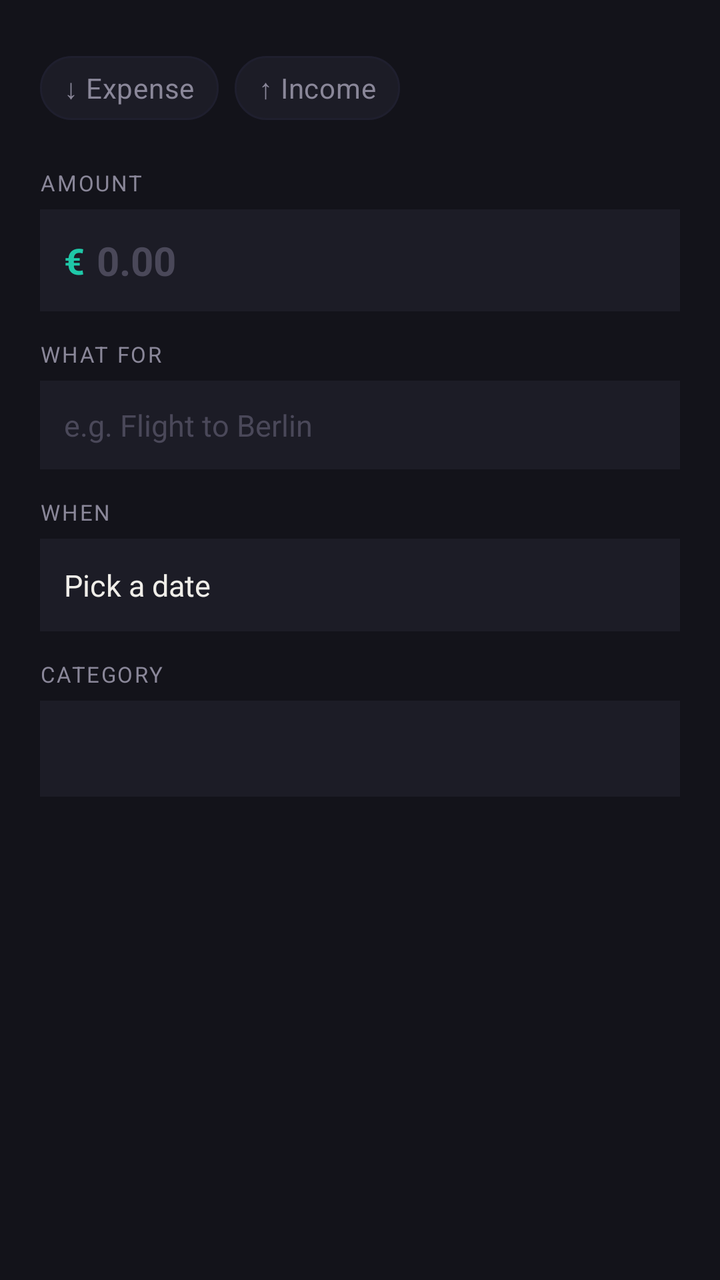
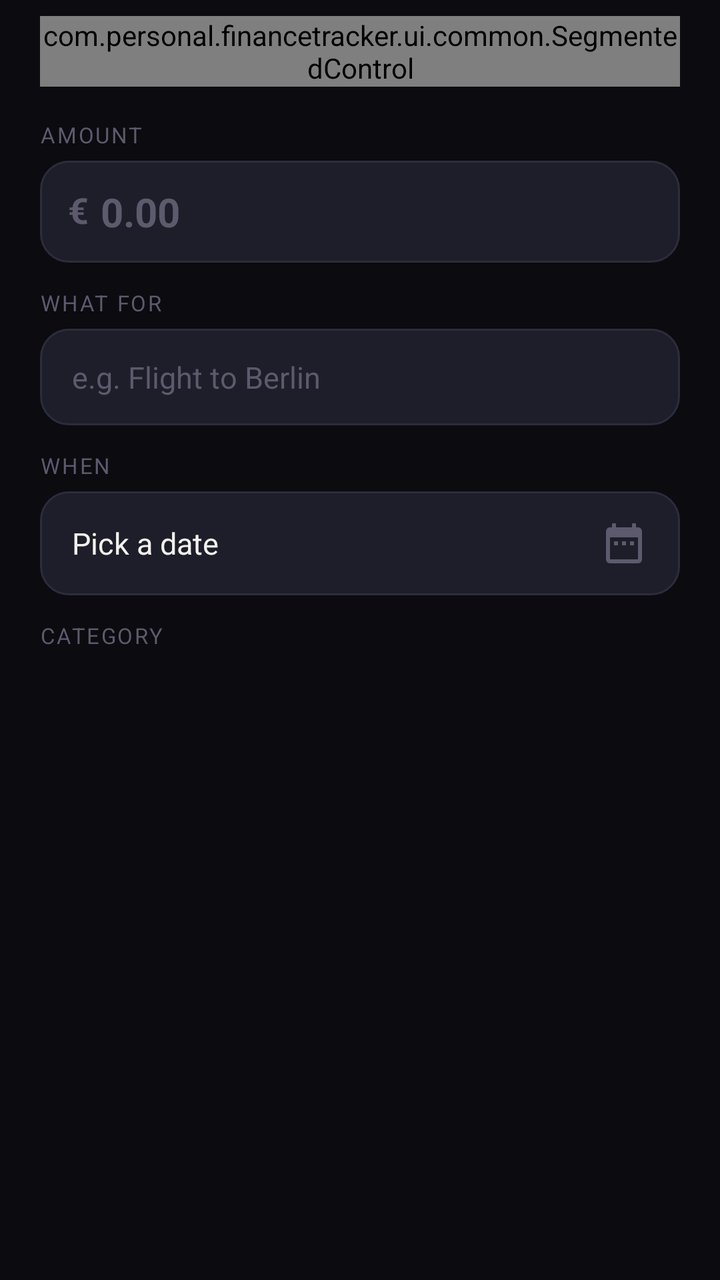

The first picture is an Android layout as it rendered before a commit; the second is the same layout after the commit. The layout source and the unified diff follow.
<!-- AndroidManifest.xml: application theme Theme.FinanceTracker -->
<!-- res/layout/dialog_add_planned.xml -->
<?xml version="1.0" encoding="utf-8"?>
<ScrollView xmlns:android="http://schemas.android.com/apk/res/android"
    xmlns:app="http://schemas.android.com/apk/res-auto"
    android:layout_width="match_parent"
    android:layout_height="wrap_content"
    android:background="@color/bg_card">

    <LinearLayout android:layout_width="match_parent" android:layout_height="wrap_content"
        android:orientation="vertical" android:padding="20dp">

        
        <com.google.android.material.chip.ChipGroup
            android:id="@+id/chip_group_type"
            android:layout_width="wrap_content" android:layout_height="wrap_content"
            app:singleSelection="true" app:selectionRequired="true"
            android:layout_marginBottom="16dp">
            <com.google.android.material.chip.Chip android:id="@+id/chip_expense"
                android:layout_width="wrap_content" android:layout_height="wrap_content"
                android:text="↓ Expense" style="@style/Widget.MaterialComponents.Chip.Filter"
                android:textColor="@color/text_secondary" app:chipBackgroundColor="@color/bg_elevated"
                app:chipStrokeColor="@color/border" app:chipStrokeWidth="1dp"/>
            <com.google.android.material.chip.Chip android:id="@+id/chip_income"
                android:layout_width="wrap_content" android:layout_height="wrap_content"
                android:text="↑ Income" style="@style/Widget.MaterialComponents.Chip.Filter"
                android:textColor="@color/text_secondary" app:chipBackgroundColor="@color/bg_elevated"
                app:chipStrokeColor="@color/border" app:chipStrokeWidth="1dp"/>
        </com.google.android.material.chip.ChipGroup>

        <TextView android:layout_width="wrap_content" android:layout_height="wrap_content"
            android:text="AMOUNT" android:textColor="@color/text_secondary"
            android:textSize="11sp" android:letterSpacing="0.08" android:layout_marginBottom="6dp"/>
        <LinearLayout android:layout_width="match_parent" android:layout_height="wrap_content"
            android:orientation="horizontal" android:gravity="center_vertical"
            android:background="@color/bg_elevated" android:paddingHorizontal="12dp"
            android:layout_marginBottom="14dp">
            <TextView android:layout_width="wrap_content" android:layout_height="wrap_content"
                android:text="€" android:textColor="@color/accent" android:textSize="18sp"
                android:textStyle="bold" android:layout_marginEnd="6dp"/>
            <EditText android:id="@+id/et_amount"
                android:layout_width="0dp" android:layout_height="wrap_content" android:layout_weight="1"
                android:inputType="numberDecimal" android:hint="0.00"
                android:textColorHint="@color/text_muted" android:textColor="@color/text_primary"
                android:textSize="20sp" android:textStyle="bold" android:background="@null"
                android:paddingVertical="12dp"/>
        </LinearLayout>

        <TextView android:layout_width="wrap_content" android:layout_height="wrap_content"
            android:text="WHAT FOR" android:textColor="@color/text_secondary"
            android:textSize="11sp" android:letterSpacing="0.08" android:layout_marginBottom="6dp"/>
        <EditText android:id="@+id/et_note"
            android:layout_width="match_parent" android:layout_height="wrap_content"
            android:hint="e.g. Flight to Berlin" android:textColorHint="@color/text_muted"
            android:textColor="@color/text_primary" android:textSize="15sp"
            android:background="@color/bg_elevated" android:paddingHorizontal="12dp"
            android:paddingVertical="12dp" android:maxLines="1" android:layout_marginBottom="14dp"/>

        <TextView android:layout_width="wrap_content" android:layout_height="wrap_content"
            android:text="WHEN" android:textColor="@color/text_secondary"
            android:textSize="11sp" android:letterSpacing="0.08" android:layout_marginBottom="6dp"/>
        <TextView android:id="@+id/tv_date"
            android:layout_width="match_parent" android:layout_height="wrap_content"
            android:text="Pick a date" android:textColor="@color/text_primary" android:textSize="15sp"
            android:background="@color/bg_elevated" android:paddingHorizontal="12dp"
            android:paddingVertical="13dp" android:layout_marginBottom="14dp"/>

        <TextView android:layout_width="wrap_content" android:layout_height="wrap_content"
            android:text="CATEGORY" android:textColor="@color/text_secondary"
            android:textSize="11sp" android:letterSpacing="0.08" android:layout_marginBottom="6dp"/>
        <Spinner android:id="@+id/spinner_category"
            android:layout_width="match_parent" android:layout_height="wrap_content"
            android:background="@color/bg_elevated" android:paddingHorizontal="8dp"
            android:paddingVertical="8dp" android:minHeight="48dp"
            android:popupBackground="@color/bg_elevated"/>

    </LinearLayout>
</ScrollView>
<!-- resources referenced by this layout -->
<resources>
  <color name="bg_card">#13131A</color>
  <color name="bg_elevated">#1C1C26</color>
  <color name="border">#1F1F2E</color>
  <color name="text_muted">#4A4859</color>
  <color name="text_primary">#F0EEE9</color>
  <color name="text_secondary">#8A8799</color>
  <style name="Theme.FinanceTracker" parent="Theme.MaterialComponents.DayNight.NoActionBar">
          <item name="colorPrimary">@color/accent</item>
          <item name="colorPrimaryVariant">@color/accent_dark</item>
          <item name="colorOnPrimary">@color/on_accent</item>
          <item name="colorSecondary">@color/income</item>
          <item name="colorOnSecondary">@color/black</item>
          <item name="colorSurface">@color/bg_card</item>
          <item name="colorOnSurface">@color/text_primary</item>
          <item name="android:colorBackground">@color/bg</item>
          <item name="android:windowBackground">@color/bg</item>
          <item name="android:statusBarColor">@color/bg</item>
          <item name="android:navigationBarColor">@color/bg_card</item>
          <item name="android:textColorPrimary">@color/text_primary</item>
          <item name="android:textColorSecondary">@color/text_secondary</item>
  
          
          <item name="alertDialogTheme">@style/FinanceDialog</item>
          <item name="android:alertDialogTheme">@style/FinanceDialog</item>
          <item name="android:datePickerDialogTheme">@style/FinanceDatePicker</item>
      </style>
  <color name="bg">#0A0A0F</color>
  <!-- drawable dialog_bg (drawable) -->
  <?xml version="1.0" encoding="utf-8"?>
  <shape xmlns:android="http://schemas.android.com/apk/res/android" android:shape="rectangle">
      <corners android:radius="18dp"/>
      <solid android:color="@color/bg_card"/>
      <stroke android:width="1dp" android:color="@color/border_light"/>
  </shape>
  <color name="border_light">#2A2A3A</color>
  <!-- unchanged entries left out for length: 8 -->
</resources>

<!-- the commit's change to res/layout/dialog_add_planned.xml (unified diff, before → after) -->
@@ -2,75 +2,41 @@
 <ScrollView xmlns:android="http://schemas.android.com/apk/res/android"
     xmlns:app="http://schemas.android.com/apk/res-auto"
     android:layout_width="match_parent"
-    android:layout_height="wrap_content"
-    android:background="@color/bg_card">
+    android:layout_height="wrap_content">
 
     <LinearLayout android:layout_width="match_parent" android:layout_height="wrap_content"
-        android:orientation="vertical" android:padding="20dp">
+        android:orientation="vertical" android:paddingHorizontal="20dp" android:paddingTop="8dp" android:paddingBottom="4dp">
 
-        
-        <com.google.android.material.chip.ChipGroup
-            android:id="@+id/chip_group_type"
-            android:layout_width="wrap_content" android:layout_height="wrap_content"
-            app:singleSelection="true" app:selectionRequired="true"
-            android:layout_marginBottom="16dp">
-            <com.google.android.material.chip.Chip android:id="@+id/chip_expense"
-                android:layout_width="wrap_content" android:layout_height="wrap_content"
-                android:text="↓ Expense" style="@style/Widget.MaterialComponents.Chip.Filter"
-                android:textColor="@color/text_secondary" app:chipBackgroundColor="@color/bg_elevated"
-                app:chipStrokeColor="@color/border" app:chipStrokeWidth="1dp"/>
-            <com.google.android.material.chip.Chip android:id="@+id/chip_income"
-                android:layout_width="wrap_content" android:layout_height="wrap_content"
-                android:text="↑ Income" style="@style/Widget.MaterialComponents.Chip.Filter"
-                android:textColor="@color/text_secondary" app:chipBackgroundColor="@color/bg_elevated"
-                app:chipStrokeColor="@color/border" app:chipStrokeWidth="1dp"/>
-        </com.google.android.material.chip.ChipGroup>
+        <com.personal.financetracker.ui.common.SegmentedControl android:id="@+id/seg_type"
+            android:layout_width="match_parent" android:layout_height="wrap_content"
+            app:segments="Expense|Income" android:layout_marginBottom="18dp"/>
 
-        <TextView android:layout_width="wrap_content" android:layout_height="wrap_content"
-            android:text="AMOUNT" android:textColor="@color/text_secondary"
-            android:textSize="11sp" android:letterSpacing="0.08" android:layout_marginBottom="6dp"/>
+        <TextView style="@style/Text.Overline" android:layout_width="wrap_content" android:layout_height="wrap_content" android:text="@string/amount"/>
         <LinearLayout android:layout_width="match_parent" android:layout_height="wrap_content"
-            android:orientation="horizontal" android:gravity="center_vertical"
-            android:background="@color/bg_elevated" android:paddingHorizontal="12dp"
-            android:layout_marginBottom="14dp">
-            <TextView android:layout_width="wrap_content" android:layout_height="wrap_content"
-                android:text="€" android:textColor="@color/accent" android:textSize="18sp"
-                android:textStyle="bold" android:layout_marginEnd="6dp"/>
-            <EditText android:id="@+id/et_amount"
-                android:layout_width="0dp" android:layout_height="wrap_content" android:layout_weight="1"
-                android:inputType="numberDecimal" android:hint="0.00"
-                android:textColorHint="@color/text_muted" android:textColor="@color/text_primary"
-                android:textSize="20sp" android:textStyle="bold" android:background="@null"
-                android:paddingVertical="12dp"/>
+            android:orientation="horizontal" android:gravity="center_vertical" android:background="@drawable/input_bg"
+            android:paddingHorizontal="14dp" android:layout_marginTop="6dp" android:layout_marginBottom="14dp">
+            <TextView style="@style/Text.BodyBold" android:layout_width="wrap_content" android:layout_height="wrap_content"
+                android:text="€" android:textColor="@color/text_muted" android:textSize="18sp" android:layout_marginEnd="6dp"/>
+            <EditText android:id="@+id/et_amount" android:layout_width="0dp" android:layout_height="wrap_content" android:layout_weight="1"
+                android:inputType="numberDecimal" android:hint="0.00" android:textColorHint="@color/text_muted"
+                android:textColor="@color/text_primary" android:textSize="20sp" android:textStyle="bold" android:background="@null"
+                android:paddingVertical="12dp" android:maxLines="1"/>
         </LinearLayout>
 
-        <TextView android:layout_width="wrap_content" android:layout_height="wrap_content"
-            android:text="WHAT FOR" android:textColor="@color/text_secondary"
-            android:textSize="11sp" android:letterSpacing="0.08" android:layout_marginBottom="6dp"/>
-        <EditText android:id="@+id/et_note"
-            android:layout_width="match_parent" android:layout_height="wrap_content"
-            android:hint="e.g. Flight to Berlin" android:textColorHint="@color/text_muted"
-            android:textColor="@color/text_primary" android:textSize="15sp"
-            android:background="@color/bg_elevated" android:paddingHorizontal="12dp"
-            android:paddingVertical="12dp" android:maxLines="1" android:layout_marginBottom="14dp"/>
+        <TextView style="@style/Text.Overline" android:layout_width="wrap_content" android:layout_height="wrap_content" android:text="What for"/>
+        <EditText android:id="@+id/et_note" style="@style/Input" android:layout_width="match_parent" android:layout_height="wrap_content"
+            android:hint="e.g. Flight to Berlin" android:layout_marginTop="6dp" android:layout_marginBottom="14dp"/>
 
-        <TextView android:layout_width="wrap_content" android:layout_height="wrap_content"
-            android:text="WHEN" android:textColor="@color/text_secondary"
-            android:textSize="11sp" android:letterSpacing="0.08" android:layout_marginBottom="6dp"/>
-        <TextView android:id="@+id/tv_date"
-            android:layout_width="match_parent" android:layout_height="wrap_content"
-            android:text="Pick a date" android:textColor="@color/text_primary" android:textSize="15sp"
-            android:background="@color/bg_elevated" android:paddingHorizontal="12dp"
-            android:paddingVertical="13dp" android:layout_marginBottom="14dp"/>
+        <TextView style="@style/Text.Overline" android:layout_width="wrap_content" android:layout_height="wrap_content" android:text="When"/>
+        <TextView android:id="@+id/tv_date" style="@style/Input" android:layout_width="match_parent" android:layout_height="wrap_content"
+            android:text="Pick a date" android:layout_marginTop="6dp" android:layout_marginBottom="14dp"
+            android:drawableEnd="@drawable/ic_calendar" android:drawableTint="@color/text_muted"/>
 
-        <TextView android:layout_width="wrap_content" android:layout_height="wrap_content"
-            android:text="CATEGORY" android:textColor="@color/text_secondary"
-            android:textSize="11sp" android:letterSpacing="0.08" android:layout_marginBottom="6dp"/>
-        <Spinner android:id="@+id/spinner_category"
-            android:layout_width="match_parent" android:layout_height="wrap_content"
-            android:background="@color/bg_elevated" android:paddingHorizontal="8dp"
-            android:paddingVertical="8dp" android:minHeight="48dp"
-            android:popupBackground="@color/bg_elevated"/>
-
+        <TextView style="@style/Text.Overline" android:layout_width="wrap_content" android:layout_height="wrap_content" android:text="@string/category"/>
+        <HorizontalScrollView android:layout_width="match_parent" android:layout_height="wrap_content" android:scrollbars="none" android:layout_marginTop="6dp">
+            <com.google.android.material.chip.ChipGroup android:id="@+id/chip_group_category"
+                android:layout_width="wrap_content" android:layout_height="wrap_content"
+                app:singleLine="true" app:singleSelection="true" app:chipSpacingHorizontal="6dp"/>
+        </HorizontalScrollView>
     </LinearLayout>
 </ScrollView>
<!-- resource entries referenced after the edit -->
@@ -1,11 +1,60 @@
 <!-- resources referenced by this layout -->
 <resources>
-  <color name="bg_card">#13131A</color>
-  <color name="bg_elevated">#1C1C26</color>
-  <color name="border">#1F1F2E</color>
-  <color name="text_muted">#4A4859</color>
-  <color name="text_primary">#F0EEE9</color>
-  <color name="text_secondary">#8A8799</color>
+  <color name="bg_card">#15151D</color>
+  <color name="expense">#FF5C7A</color>
+  <color name="bg_elevated">#1E1E2A</color>
+  <color name="text_muted">#5C5A6C</color>
+  <color name="text_primary">#F2F1EC</color>
+  <!-- drawable ic_calendar (drawable) -->
+  <?xml version="1.0" encoding="utf-8"?>
+  <vector xmlns:android="http://schemas.android.com/apk/res/android"
+      android:width="24dp" android:height="24dp"
+      android:viewportWidth="24" android:viewportHeight="24">
+      <path android:fillColor="#FFFFFFFF" android:pathData="M9,11L7,11v2h2v-2zM13,11h-2v2h2v-2zM17,11h-2v2h2v-2zM19,4h-1L18,2h-2v2L8,4L8,2L6,2v2L5,4c-1.11,0 -1.99,0.9 -1.99,2L3,20c0,1.1 0.89,2 2,2h14c1.1,0 2,-0.9 2,-2L21,6c0,-1.1 -0.9,-2 -2,-2zM19,20L5,20L5,9h14v11z"/>
+  </vector>
+  <!-- drawable input_bg (drawable) -->
+  <?xml version="1.0" encoding="utf-8"?>
+  <shape xmlns:android="http://schemas.android.com/apk/res/android" android:shape="rectangle">
+      <corners android:radius="14dp"/>
+      <solid android:color="@color/bg_elevated"/>
+      <stroke android:width="1dp" android:color="@color/border_light"/>
+  </shape>
+  <string name="amount">Amount</string>
+  <string name="category">Category</string>
+  <style name="Input" parent="Widget.AppCompat.EditText">
+          <item name="android:background">@drawable/input_bg</item>
+          <item name="android:paddingHorizontal">16dp</item>
+          <item name="android:paddingVertical">14dp</item>
+          <item name="android:textColor">@color/text_primary</item>
+          <item name="android:textColorHint">@color/text_muted</item>
+          <item name="android:textSize">15sp</item>
+          <item name="android:maxLines">1</item>
+          <item name="android:inputType">text</item>
+      </style>
+  <style name="Text.BodyBold">
+          <item name="android:textSize">14sp</item>
+          <item name="android:textStyle">bold</item>
+      </style>
+  <style name="Text.Overline">
+          <item name="android:textSize">11sp</item>
+          <item name="android:textColor">@color/text_muted</item>
+          <item name="android:letterSpacing">0.08</item>
+          <item name="android:textAllCaps">true</item>
+      </style>
+  <color name="text_secondary">#9A97A8</color>
+  <style name="FinanceBottomSheet" parent="Theme.MaterialComponents.DayNight.BottomSheetDialog">
+          <item name="bottomSheetStyle">@style/FinanceBottomSheetStyle</item>
+          <item name="android:navigationBarColor">@color/bg_card</item>
+      </style>
+  <style name="FinanceSnackbar" parent="Widget.MaterialComponents.Snackbar">
+          <item name="backgroundTint">@color/bg_elevated</item>
+      </style>
+  <style name="FinanceSnackbarText" parent="Widget.MaterialComponents.Snackbar.TextView">
+          <item name="android:textColor">@color/text_primary</item>
+      </style>
+  <style name="FinanceSnackbarButton" parent="Widget.MaterialComponents.Button.TextButton.Snackbar">
+          <item name="android:textColor">@color/accent</item>
+      </style>
   <style name="Theme.FinanceTracker" parent="Theme.MaterialComponents.DayNight.NoActionBar">
           <item name="colorPrimary">@color/accent</item>
           <item name="colorPrimaryVariant">@color/accent_dark</item>
@@ -14,27 +63,41 @@
           <item name="colorOnSecondary">@color/black</item>
           <item name="colorSurface">@color/bg_card</item>
           <item name="colorOnSurface">@color/text_primary</item>
+          <item name="colorError">@color/expense</item>
           <item name="android:colorBackground">@color/bg</item>
           <item name="android:windowBackground">@color/bg</item>
           <item name="android:statusBarColor">@color/bg</item>
           <item name="android:navigationBarColor">@color/bg_card</item>
           <item name="android:textColorPrimary">@color/text_primary</item>
           <item name="android:textColorSecondary">@color/text_secondary</item>
+          <item name="android:windowLightStatusBar">false</item>
   
-          
           <item name="alertDialogTheme">@style/FinanceDialog</item>
           <item name="android:alertDialogTheme">@style/FinanceDialog</item>
           <item name="android:datePickerDialogTheme">@style/FinanceDatePicker</item>
+          <item name="bottomSheetDialogTheme">@style/FinanceBottomSheet</item>
+          <item name="snackbarStyle">@style/FinanceSnackbar</item>
+          <item name="snackbarTextViewStyle">@style/FinanceSnackbarText</item>
+          <item name="snackbarButtonStyle">@style/FinanceSnackbarButton</item>
       </style>
-  <color name="bg">#0A0A0F</color>
+  <color name="bg">#0B0B10</color>
   <!-- drawable dialog_bg (drawable) -->
   <?xml version="1.0" encoding="utf-8"?>
   <shape xmlns:android="http://schemas.android.com/apk/res/android" android:shape="rectangle">
-      <corners android:radius="18dp"/>
+      <corners android:radius="22dp"/>
       <solid android:color="@color/bg_card"/>
       <stroke android:width="1dp" android:color="@color/border_light"/>
   </shape>
-  <color name="border_light">#2A2A3A</color>
+  <style name="FinanceBottomSheetStyle" parent="Widget.MaterialComponents.BottomSheet.Modal">
+          <item name="backgroundTint">@color/bg_card</item>
+          <item name="shapeAppearanceOverlay">@style/FinanceBottomSheetShape</item>
+      </style>
+  <style name="FinanceBottomSheetShape" parent="">
+          <item name="cornerFamily">rounded</item>
+          <item name="cornerSizeTopLeft">24dp</item>
+          <item name="cornerSizeTopRight">24dp</item>
+      </style>
+  <color name="border_light">#2C2C3C</color>
   <!-- unchanged entries left out for length: 8 -->
 </resources>
 
